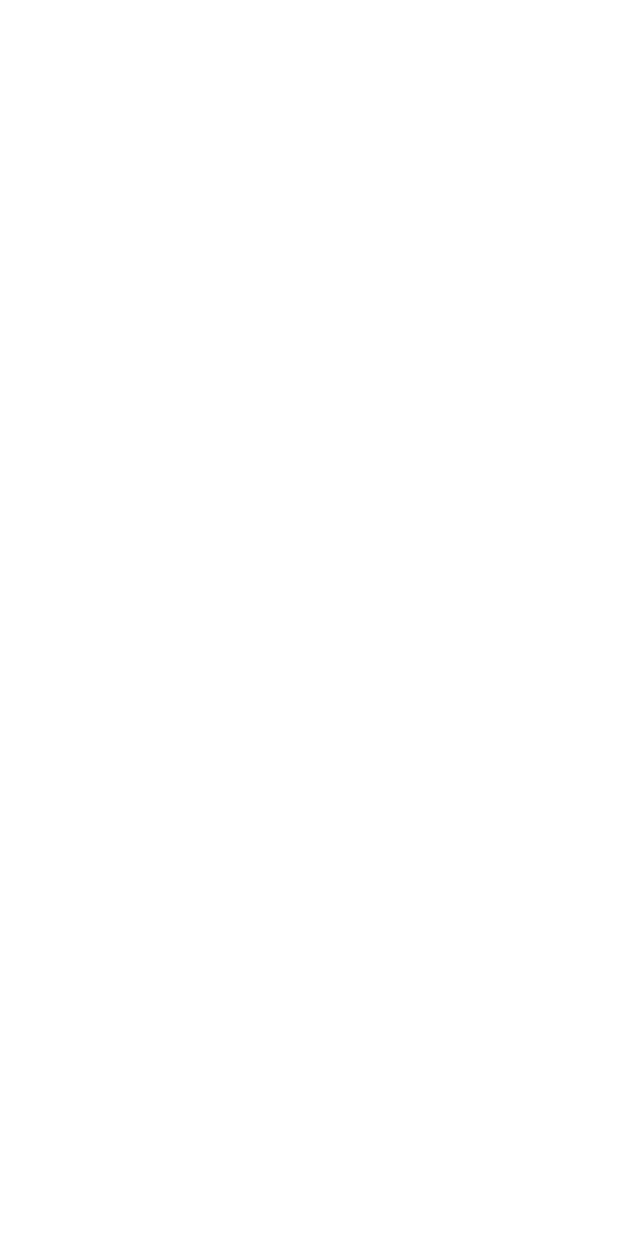
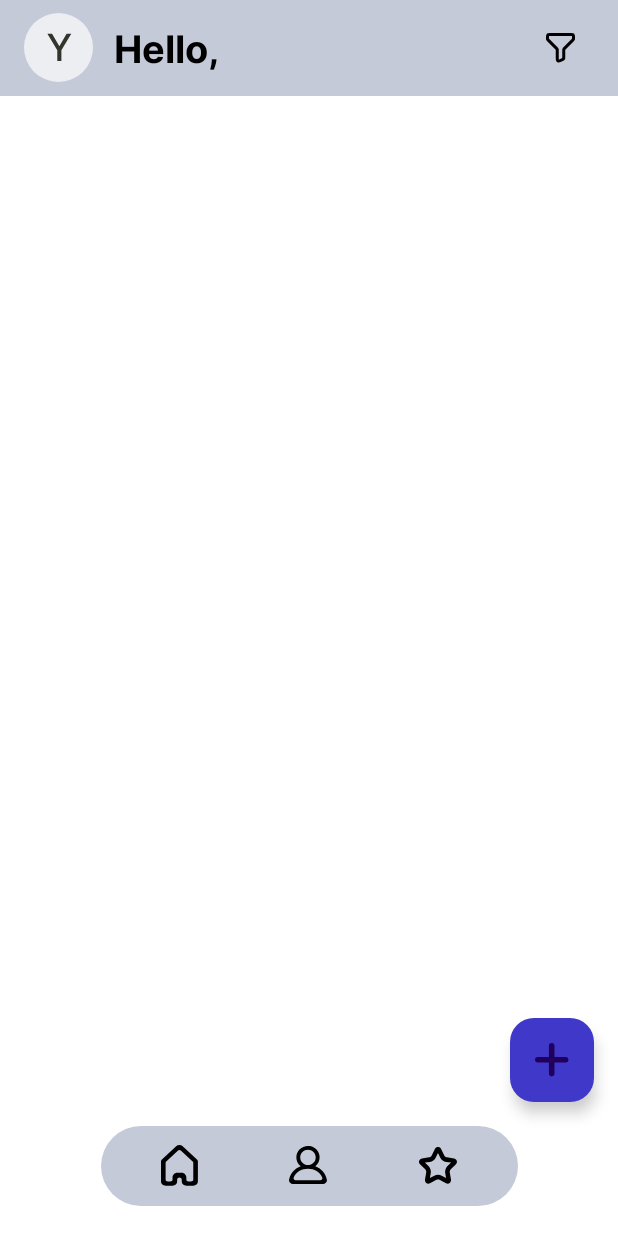
Before and after one commit to dyshko-taras/tg_TaskFlow, an Android app: the MainActivity screen opened directly, with no data from a screen before it, on a phone screen of 412 x 824 dp. Before the commit the screen is empty. Run offline under Robolectric (Android 15) with nearby library versions, the phone set to English and light mode, and no system bars.

Commit message:
Add MainActivity xml

```diff
--- /dev/null
+++ b/app/src/main/res/drawable/ic_employer.xml
@@ -0,0 +1,10 @@
+<vector xmlns:android="http://schemas.android.com/apk/res/android"
+    android:width="26dp"
+    android:height="26dp"
+    android:viewportWidth="26"
+    android:viewportHeight="26">
+  <path
+      android:pathData="M20.947,22.765H4.348C3.455,22.765 2.795,21.883 3.132,21.073C4.696,17.324 8.368,15.177 12.647,15.177C16.927,15.177 20.6,17.324 22.163,21.073C22.5,21.883 21.84,22.765 20.947,22.765ZM7.483,7.588C7.483,4.798 9.8,2.529 12.647,2.529C15.495,2.529 17.811,4.798 17.811,7.588C17.811,10.378 15.495,12.647 12.647,12.647C9.8,12.647 7.483,10.378 7.483,7.588ZM25.238,22.304C24.299,18.056 21.364,14.921 17.5,13.498C19.547,11.883 20.742,9.271 20.302,6.412C19.794,3.095 16.977,0.44 13.576,0.053C8.882,-0.482 4.901,3.097 4.901,7.588C4.901,9.979 6.032,12.108 7.795,13.498C3.93,14.921 0.996,18.056 0.056,22.304C-0.285,23.848 0.985,25.294 2.598,25.294H22.696C24.31,25.294 25.58,23.848 25.238,22.304Z"
+      android:fillColor="#000000"
+      android:fillType="evenOdd"/>
+</vector>
--- /dev/null
+++ b/app/src/main/res/drawable/ic_filter.xml
@@ -0,0 +1,17 @@
+<vector xmlns:android="http://schemas.android.com/apk/res/android"
+    android:width="26dp"
+    android:height="26dp"
+    android:viewportWidth="26"
+    android:viewportHeight="26">
+  <group>
+    <clip-path
+        android:pathData="M0,0h26v26h-26z"/>
+    <path
+        android:pathData="M21.667,6.067C21.667,5.46 21.666,5.156 21.548,4.925C21.444,4.721 21.279,4.555 21.075,4.451C20.844,4.333 20.54,4.333 19.933,4.333H6.066C5.459,4.333 5.156,4.333 4.925,4.451C4.721,4.555 4.555,4.721 4.451,4.925C4.333,5.156 4.333,5.46 4.333,6.067V6.865C4.333,7.13 4.333,7.263 4.363,7.388C4.39,7.498 4.434,7.604 4.493,7.701C4.56,7.81 4.654,7.904 4.841,8.091L10.326,13.576C10.513,13.763 10.606,13.856 10.673,13.966C10.733,14.063 10.777,14.168 10.804,14.279C10.833,14.402 10.833,14.533 10.833,14.793V19.945C10.833,20.874 10.833,21.338 11.029,21.618C11.2,21.862 11.463,22.025 11.758,22.069C12.095,22.119 12.511,21.911 13.342,21.496L14.208,21.063C14.556,20.889 14.73,20.801 14.857,20.671C14.969,20.557 15.055,20.419 15.107,20.267C15.167,20.096 15.167,19.901 15.167,19.512V14.801C15.167,14.536 15.167,14.404 15.196,14.279C15.223,14.168 15.267,14.063 15.326,13.966C15.393,13.857 15.486,13.764 15.671,13.579L15.675,13.576L21.159,8.091C21.346,7.904 21.44,7.81 21.507,7.701C21.566,7.604 21.611,7.498 21.637,7.388C21.667,7.264 21.667,7.133 21.667,6.873V6.067Z"
+        android:strokeLineJoin="round"
+        android:strokeWidth="2"
+        android:fillColor="#00000000"
+        android:strokeColor="#000000"
+        android:strokeLineCap="round"/>
+  </group>
+</vector>
--- /dev/null
+++ b/app/src/main/res/drawable/ic_home.xml
@@ -0,0 +1,10 @@
+<vector xmlns:android="http://schemas.android.com/apk/res/android"
+    android:width="25dp"
+    android:height="28dp"
+    android:viewportWidth="25"
+    android:viewportHeight="28">
+  <path
+      android:pathData="M21.231,23.14C21.231,23.927 20.552,24.264 19.715,24.264H18.198C17.361,24.264 16.681,23.927 16.681,23.14V21.712C16.681,20.135 15.324,18.555 13.649,18.555H10.616C8.94,18.555 7.583,20.135 7.583,21.712V23.14C7.583,23.927 6.903,24.264 6.066,24.264H4.55C3.712,24.264 3.033,23.927 3.033,23.14V11.631C3.033,11.441 3.113,11.26 3.254,11.126L11.045,3.795C11.638,3.237 12.598,3.237 13.189,3.795L21.01,11.155C21.151,11.289 21.231,11.47 21.231,11.658V23.14ZM24.264,10.883C24.264,10.505 24.105,10.144 23.823,9.876L14.27,0.841C13.087,-0.277 11.166,-0.281 9.979,0.832L0.446,9.774C0.161,10.043 0,10.405 0,10.785V24.567C0,26.144 1.357,27.119 3.033,27.119H7.583C9.258,27.119 10.616,26.144 10.616,24.567V23.14C10.616,22.352 11.295,21.712 12.132,21.712C12.969,21.712 13.649,22.352 13.649,23.14V24.567C13.649,26.144 15.006,27.119 16.681,27.119H21.231C22.907,27.119 24.264,26.144 24.264,24.567V10.883Z"
+      android:fillColor="#000000"
+      android:fillType="evenOdd"/>
+</vector>
--- /dev/null
+++ b/app/src/main/res/drawable/ic_plus.xml
@@ -0,0 +1,13 @@
+<vector xmlns:android="http://schemas.android.com/apk/res/android"
+    android:width="19dp"
+    android:height="19dp"
+    android:viewportWidth="19"
+    android:viewportHeight="19">
+  <path
+      android:pathData="M16.679,9.339L2,9.339M9.34,2L9.34,16.679"
+      android:strokeLineJoin="round"
+      android:strokeWidth="2.93578"
+      android:fillColor="#00000000"
+      android:strokeColor="#ffffff"
+      android:strokeLineCap="round"/>
+</vector>
--- /dev/null
+++ b/app/src/main/res/drawable/ic_polls.xml
@@ -0,0 +1,10 @@
+<vector xmlns:android="http://schemas.android.com/apk/res/android"
+    android:width="26dp"
+    android:height="25dp"
+    android:viewportWidth="26"
+    android:viewportHeight="25">
+  <path
+      android:pathData="M19.037,12.547C17.776,13.767 17.2,15.523 17.499,17.246L18.052,20.449L15.152,18.937C14.387,18.538 13.526,18.327 12.663,18.327C11.798,18.327 10.937,18.538 10.172,18.937L7.272,20.449L7.827,17.246C8.125,15.523 7.548,13.767 6.287,12.547L3.942,10.278L7.184,9.81C8.927,9.559 10.433,8.474 11.213,6.906L12.663,3.992L14.113,6.906C14.891,8.474 16.398,9.559 18.14,9.81L21.383,10.278L19.037,12.547ZM24.63,11.376C25.99,10.06 25.24,7.767 23.36,7.496L18.581,6.808C17.834,6.7 17.188,6.235 16.855,5.563L14.718,1.267C14.297,0.422 13.479,0 12.663,0C11.845,0 11.027,0.422 10.606,1.267L8.47,5.563C8.136,6.235 7.49,6.7 6.744,6.808L1.966,7.496C0.085,7.767 -0.666,10.06 0.694,11.376L4.152,14.72C4.693,15.242 4.94,15.994 4.812,16.732L3.995,21.455C3.741,22.925 4.918,24.119 6.254,24.119C6.606,24.119 6.971,24.035 7.322,23.852L11.595,21.622C11.93,21.449 12.295,21.361 12.663,21.361C13.029,21.361 13.395,21.449 13.729,21.622L18.004,23.852C18.354,24.035 18.718,24.119 19.07,24.119C20.406,24.119 21.583,22.925 21.329,21.455L20.513,16.732C20.385,15.994 20.631,15.242 21.172,14.72L24.63,11.376Z"
+      android:fillColor="#000000"
+      android:fillType="evenOdd"/>
+</vector>
--- /dev/null
+++ b/app/src/main/res/drawable/ic_y.xml
@@ -0,0 +1,12 @@
+<vector xmlns:android="http://schemas.android.com/apk/res/android"
+    android:width="46dp"
+    android:height="46dp"
+    android:viewportWidth="46"
+    android:viewportHeight="46">
+  <path
+      android:pathData="M23,23m-23,0a23,23 0,1 1,46 0a23,23 0,1 1,-46 0"
+      android:fillColor="#ECEEF1"/>
+  <path
+      android:pathData="M15.595,13.818H18.711L23.461,22.083H23.656L28.406,13.818H31.522L24.925,24.862V32H22.191V24.862L15.595,13.818Z"
+      android:fillColor="#33352C"/>
+</vector>
--- /dev/null
+++ b/app/src/main/res/drawable/selector_checkbox.xml
@@ -0,0 +1,6 @@
+<?xml version="1.0" encoding="utf-8"?>
+<selector xmlns:android="http://schemas.android.com/apk/res/android">
+    <item android:drawable="@drawable/ic_unchecked" android:state_checked="false" />
+    <item android:drawable="@drawable/ic_checked" android:state_checked="true" />
+    <item android:drawable="@drawable/ic_checked" />
+</selector>
--- /dev/null
+++ b/app/src/main/res/drawable/shape_botton_navigation.xml
@@ -0,0 +1,5 @@
+<?xml version="1.0" encoding="utf-8"?>
+<shape xmlns:android="http://schemas.android.com/apk/res/android">
+    <solid android:color="@color/grey" />
+    <corners android:radius="44dp" />
+</shape>
--- /dev/null
+++ b/app/src/main/res/drawable/shape_schedule.xml
@@ -0,0 +1,5 @@
+<?xml version="1.0" encoding="utf-8"?>
+<shape xmlns:android="http://schemas.android.com/apk/res/android">
+    <solid android:color="@color/grey" />
+    <corners android:radius="22dp" />
+</shape>
--- a/app/src/main/res/layout/activity_main.xml
+++ b/app/src/main/res/layout/activity_main.xml
@@ -1,12 +1,111 @@
-<?xml version="1.0" encoding="utf-8"?>
-<LinearLayout xmlns:android="http://schemas.android.com/apk/res/android"
+<androidx.constraintlayout.widget.ConstraintLayout xmlns:android="http://schemas.android.com/apk/res/android"
     xmlns:app="http://schemas.android.com/apk/res-auto"
     xmlns:tools="http://schemas.android.com/tools"
     android:id="@+id/main"
     android:layout_width="match_parent"
     android:layout_height="match_parent"
     android:background="@color/white"
-    android:gravity="center"
+    android:gravity="top"
     android:orientation="vertical"
-    tools:context=".ui.MainActivity" >
-</LinearLayout>
+    tools:context=".ui.MainActivity">
+
+    <androidx.appcompat.widget.Toolbar
+        android:id="@+id/appBar"
+        android:layout_width="match_parent"
+        android:layout_height="wrap_content"
+        android:background="@color/grey"
+        app:layout_constraintEnd_toEndOf="parent"
+        app:layout_constraintStart_toStartOf="parent"
+        app:layout_constraintTop_toTopOf="parent"
+        app:logo="@drawable/ic_y"
+        app:logoDescription="@string/app_name"
+        app:title="@string/hello"
+        app:titleMarginStart="30dp"
+        app:titleTextAppearance="@style/f25BoldBlack"
+        app:titleTextColor="@color/black">
+
+        <androidx.appcompat.widget.AppCompatImageView
+            android:id="@+id/btnFilter"
+            android:layout_width="wrap_content"
+            android:layout_height="wrap_content"
+            android:layout_gravity="end|center_vertical"
+            android:layout_marginEnd="20dp"
+            android:background="@null"
+            android:contentDescription="@null"
+            android:padding="5dp"
+            android:src="@drawable/ic_filter" />
+    </androidx.appcompat.widget.Toolbar>
+
+    <androidx.recyclerview.widget.RecyclerView
+        android:id="@+id/rvTasks"
+        android:layout_width="match_parent"
+        android:layout_height="0dp"
+        android:layout_marginHorizontal="10dp"
+        android:orientation="vertical"
+        app:layoutManager="androidx.recyclerview.widget.LinearLayoutManager"
+        app:layout_constraintBottom_toBottomOf="parent"
+        app:layout_constraintEnd_toEndOf="parent"
+        app:layout_constraintStart_toStartOf="parent"
+        app:layout_constraintTop_toBottomOf="@id/appBar"
+        tools:itemCount="6"
+        tools:listitem="@layout/item_task" />
+
+    <com.google.android.material.floatingactionbutton.FloatingActionButton
+        android:id="@+id/fabAddTask"
+        android:layout_width="wrap_content"
+        android:layout_height="wrap_content"
+        android:layout_gravity="end|bottom"
+        android:layout_marginEnd="16dp"
+        android:layout_marginBottom="16dp"
+        android:contentDescription="@null"
+        app:backgroundTint="@color/blue"
+        app:layout_constraintBottom_toTopOf="@+id/bottomNavigation"
+        app:layout_constraintEnd_toEndOf="parent"
+        app:srcCompat="@drawable/ic_plus" />
+
+    <androidx.appcompat.widget.LinearLayoutCompat
+        android:id="@+id/bottomNavigation"
+        android:layout_width="278dp"
+        android:layout_height="53dp"
+        android:layout_marginBottom="20dp"
+        android:background="@drawable/shape_botton_navigation"
+        android:gravity="center"
+        android:orientation="horizontal"
+        android:paddingHorizontal="30dp"
+        app:layout_constraintBottom_toBottomOf="parent"
+        app:layout_constraintEnd_toEndOf="parent"
+        app:layout_constraintStart_toStartOf="parent">
+
+        <androidx.appcompat.widget.AppCompatImageView
+            android:id="@+id/btnHome"
+            android:layout_width="wrap_content"
+            android:layout_height="wrap_content"
+            android:padding="10dp"
+            android:src="@drawable/ic_home" />
+
+        <Space
+            android:layout_width="wrap_content"
+            android:layout_height="wrap_content"
+            android:layout_weight="1" />
+
+        <androidx.appcompat.widget.AppCompatImageView
+            android:id="@+id/btnEmployer"
+            android:layout_width="wrap_content"
+            android:layout_height="wrap_content"
+            android:padding="10dp"
+            android:src="@drawable/ic_employer" />
+
+        <Space
+            android:layout_width="wrap_content"
+            android:layout_height="wrap_content"
+            android:layout_weight="1" />
+
+        <androidx.appcompat.widget.AppCompatImageView
+            android:id="@+id/btnPolls"
+            android:layout_width="wrap_content"
+            android:layout_height="wrap_content"
+            android:padding="10dp"
+            android:src="@drawable/ic_polls" />
+
+    </androidx.appcompat.widget.LinearLayoutCompat>
+</androidx.constraintlayout.widget.ConstraintLayout>
--- a/app/src/main/res/values/colors.xml
+++ b/app/src/main/res/values/colors.xml
@@ -3,8 +3,12 @@
     <color name="black">#FF000000</color>
     <color name="white">#FFFFFFFF</color>
     <color name="blue">#3F38C9</color>
-    <color name="red">#FF0000</color>
     <color name="grey">#C4CAD8</color>
     <color name="light_grey">#ECEEF1</color>
     <color name="dark_grey">#292D37</color>
+
+    <color name="red">#FF8787</color>
+    <color name="orange">#EDBB82</color>
+    <color name="green">#9CBFA4</color>
+    <color name="purple">#9D87FF</color>
 </resources>
--- a/app/src/main/res/values/strings.xml
+++ b/app/src/main/res/values/strings.xml
@@ -18,4 +18,5 @@
     <string name="password_minimum_length">At least 6 characters</string>
     <string name="password_numbers">Numbers</string>
     <string name="save">Save</string>
+    <string name="hello">Hello, </string>
 </resources>
--- a/app/src/main/res/values/style_text.xml
+++ b/app/src/main/res/values/style_text.xml
@@ -37,6 +37,12 @@
         <item name="android:textColor">@color/white</item>
     </style>
 
+    <style name="f18BoldBlack">
+        <item name="fontFamily">@font/inter_bold</item>
+        <item name="android:textSize">18sp</item>
+        <item name="android:textColor">@color/black</item>
+    </style>
+
     <style name="f18BoldBlue">
         <item name="fontFamily">@font/inter_bold</item>
         <item name="android:textSize">18sp</item>
```
Also changed, not shown: app/src/main/res/drawable/ic_checked.xml (added, +14 -0 lines), app/src/main/res/drawable/ic_delete.xml (added, +27 -0 lines), app/src/main/res/drawable/ic_edit.xml (added, +10 -0 lines), app/src/main/res/drawable/ic_schedule.xml (added, +9 -0 lines), app/src/main/res/drawable/ic_unchecked.xml (added, +11 -0 lines), app/src/main/res/drawable/ic_vertical_dots.xml (added, +19 -0 lines), app/src/main/res/layout/item_task.xml (added, +100 -0 lines), 1 other file.
